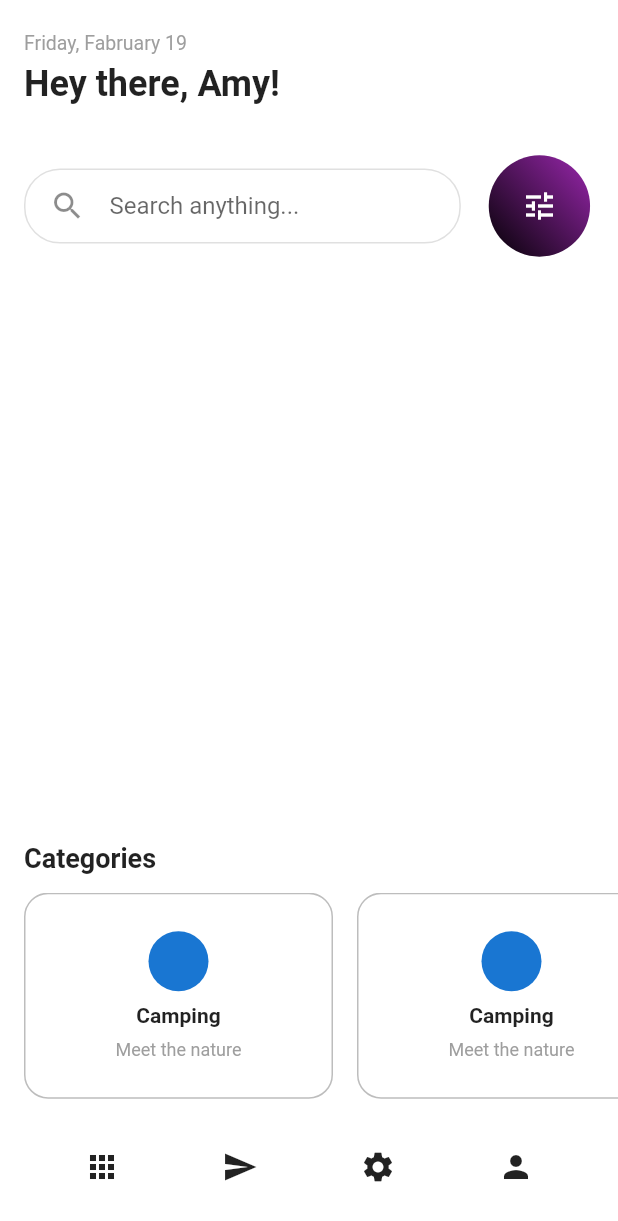
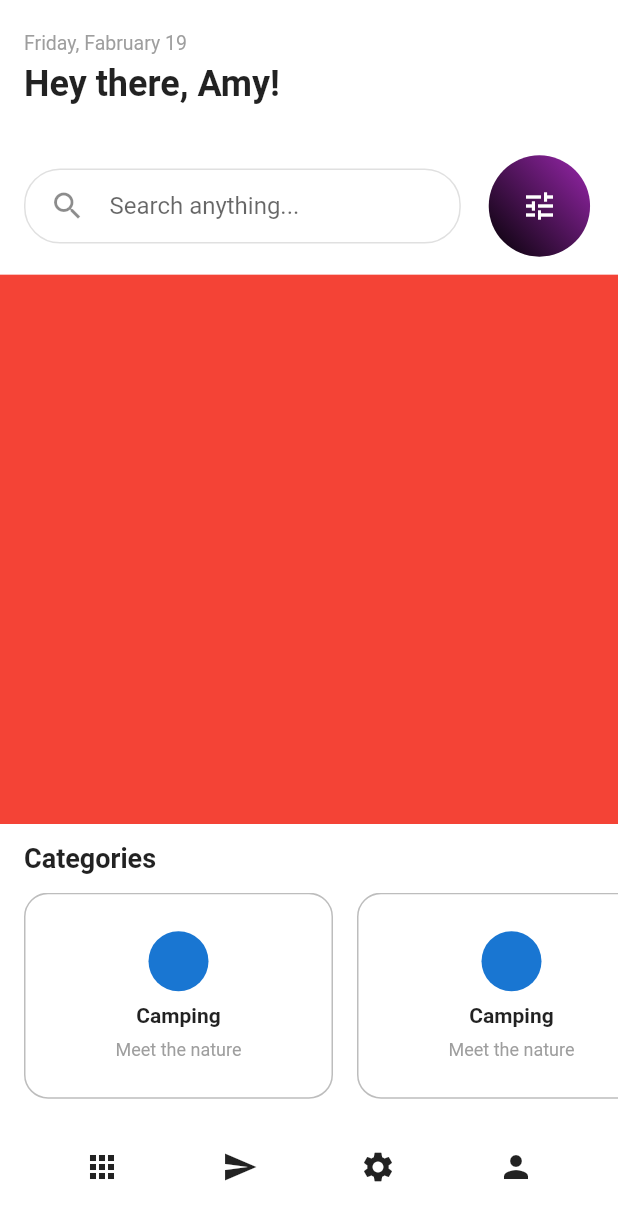
Before and after one commit to JAICHANGPARK/flutter_notebook_11th_story, a Flutter app: the screen it shows after launch, on a phone screen of 412 x 824 dp. Shown: the top 1221 px of the screen. Run offline on Flutter 3.47's test engine with Material 2 defaults, Android fonts, the phone set to English and light mode, and no system bars; our stand-ins replace backdrop, badges, flutter_inner_drawer, flutter_slidable, flutter_swiper, google_fonts.

Commit message:
Update experience_home_page.dart

```diff
--- a/lib/ep718_experience_app/experience_home_page.dart
+++ b/lib/ep718_experience_app/experience_home_page.dart
@@ -77,7 +77,13 @@ class _ExperienceHomePageState extends State<ExperienceHomePage> {
             Expanded(
                 flex: 8,
                 child: Stack(
-                  children: [],
+                  children: [
+                    Positioned(child: Container(
+                      decoration: BoxDecoration(
+                        color: Colors.red
+                      ),
+                    ))
+                  ],
                 )),
             Expanded(
                 flex: 4,
```
